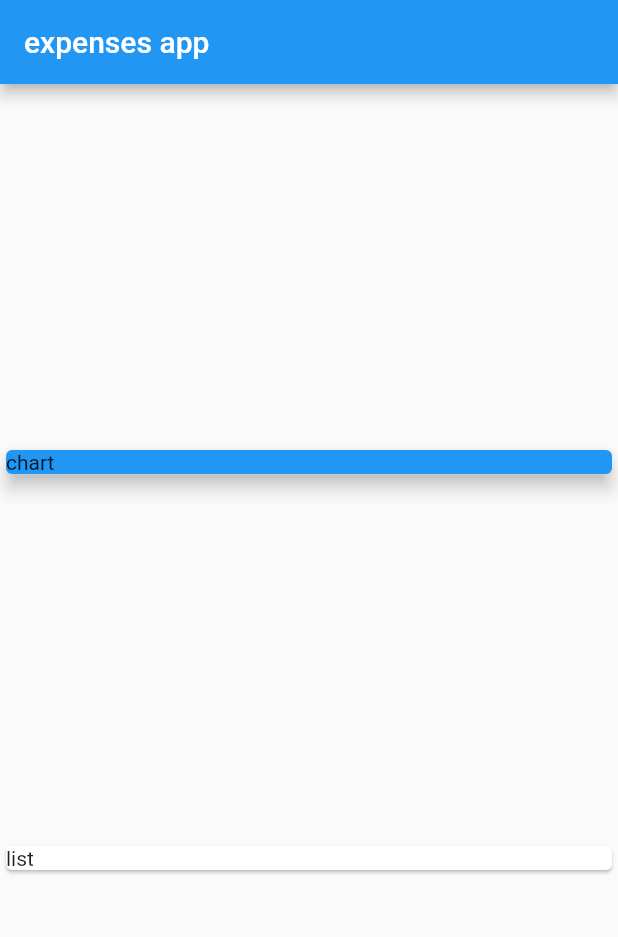
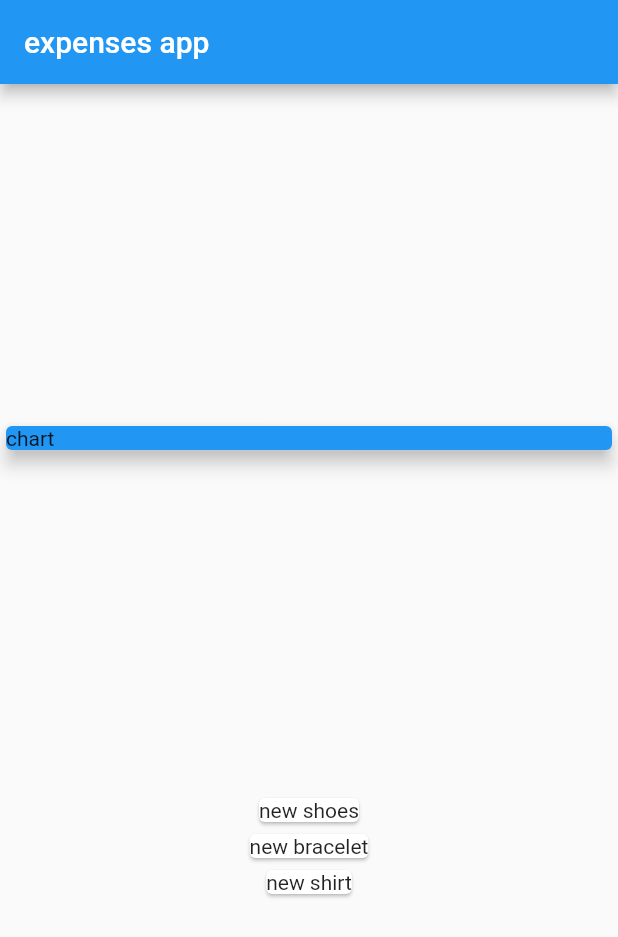
Before and after one commit to amanyGh/expenses-app, a Flutter app: the screen it shows after launch, on a phone screen of 412 x 824 dp. Shown: the top 937 px of the screen. Run offline on Flutter 3.47's test engine with Material 2 defaults, Android fonts, the phone set to English and light mode, and no system bars.

```diff
--- a/lib/main.dart
+++ b/lib/main.dart
@@ -1,4 +1,5 @@
 import 'package:flutter/material.dart';
+import 'transaction.dart';
 
 void main() {
   runApp(MyApp());
@@ -13,15 +14,13 @@ class MyApp extends StatelessWidget {
   }
 }
 
-class MyHomePage extends StatefulWidget {
+class MyHomePage extends StatelessWidget {
+  final List<Trnsaction> transactions=[
+    Trnsaction(id: 't1',title: 'new shoes',price: 44,date: DateTime.now()),
+    Trnsaction(id: 't1',title: 'new bracelet',price: 55.5,date: DateTime.now()),
+    Trnsaction(id: 't2',title: 'new shirt',price: 99.5,date: DateTime.now()),
 
-  @override
-  _MyHomePageState createState() => _MyHomePageState();
-}
-
-class _MyHomePageState extends State<MyHomePage> {
-
-
+  ];
   @override
   Widget build(BuildContext context) {
     return Scaffold(
@@ -39,8 +38,12 @@ class _MyHomePageState extends State<MyHomePage> {
             elevation: 5,
             child: Text('chart')),
              ),
-        Card(child: Text('list'),),
+        Column(children: transactions.map((tx){
+          return Card(child:Text(tx.title));
+        }).toList(),)
       ],)
     );
   }
+
+
 }
```
